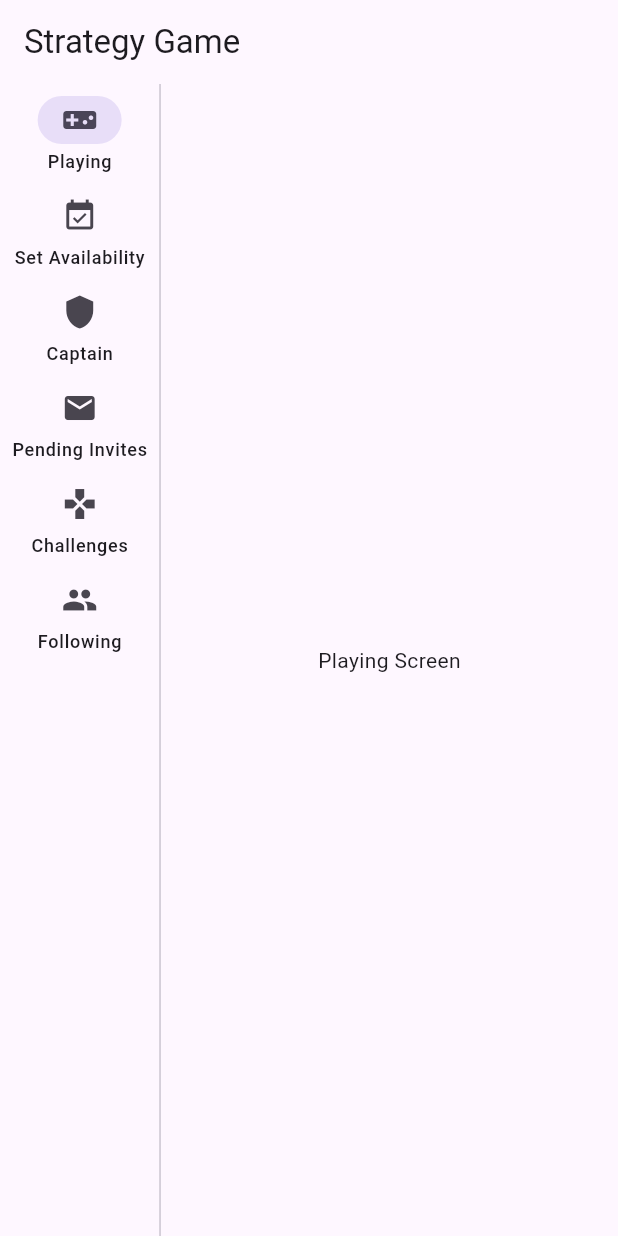
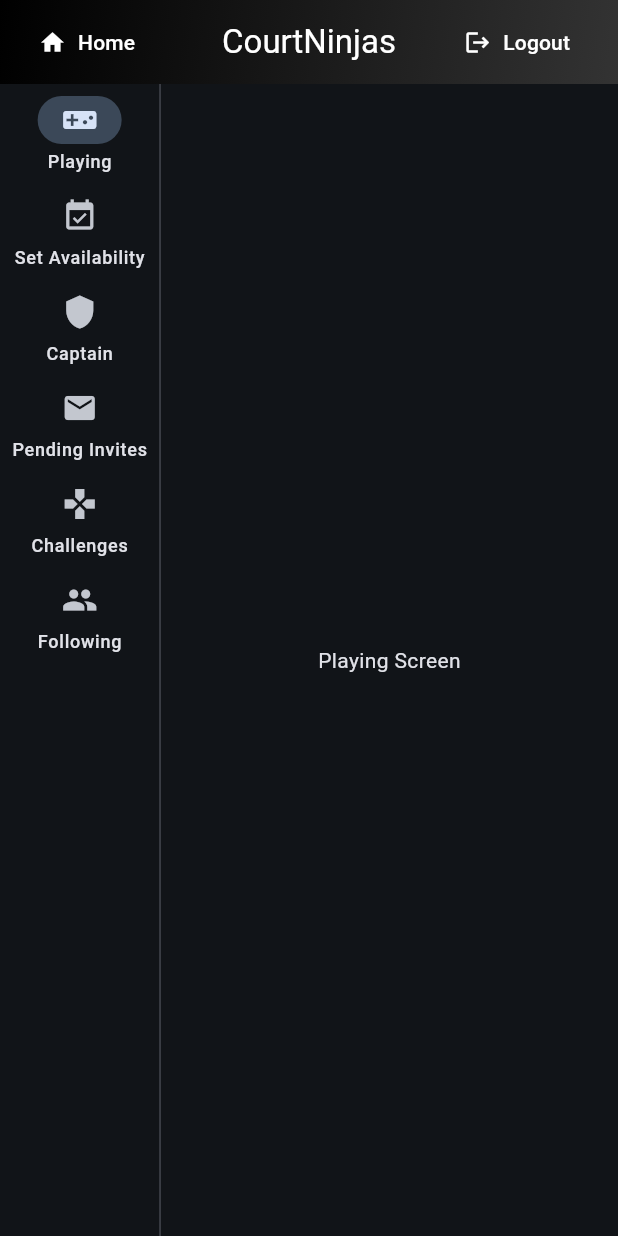
Before and after one commit to chwebagency/courtninjas, a Flutter app: the screen it shows after launch, after a tap on "Login", on a phone screen of 412 x 824 dp. Run offline on Flutter 3.47's test engine with Material 3 defaults, Android fonts, the phone set to English and light mode, and no system bars; our stand-ins replace go_router.

Commit message:
feat: Implement fade animations and update home button

```diff
--- a/lib/main.dart
+++ b/lib/main.dart
@@ -13,7 +13,16 @@ class MyApp extends StatelessWidget {
     return MaterialApp.router(
       routerConfig: router,
       title: 'Strategy Game',
-      theme: ThemeData(primarySwatch: Colors.blue),
+      theme: ThemeData(
+        primaryColor: const Color(0xFF000000),
+        colorScheme: ColorScheme.fromSeed(
+          seedColor: Colors.blue,
+          brightness: Brightness.dark,
+        ),
+        appBarTheme: const AppBarTheme(
+          foregroundColor: Colors.white,
+        ),
+      ),
     );
   }
 }
--- a/lib/router.dart
+++ b/lib/router.dart
@@ -16,40 +16,84 @@ final router = GoRouter(
   navigatorKey: _rootNavigatorKey,
   initialLocation: '/login',
   routes: [
-    GoRoute(path: '/login', builder: (context, state) => const LoginScreen()),
+    GoRoute(
+      path: '/login',
+      pageBuilder: (context, state) => CustomTransitionPage(
+        child: const LoginScreen(),
+        transitionsBuilder: (context, animation, secondaryAnimation, child) =>
+            FadeTransition(opacity: animation, child: child),
+      ),
+    ),
     ShellRoute(
       navigatorKey: _shellNavigatorKey,
-      builder: (context, state, child) {
-        return HomeScreen(child: child);
-      },
+      pageBuilder: (context, state, child) => CustomTransitionPage(
+        child: HomeScreen(child: child),
+        transitionsBuilder: (context, animation, secondaryAnimation, child) =>
+            FadeTransition(opacity: animation, child: child),
+      ),
       routes: [
         GoRoute(
           path: '/home',
-          builder: (context, state) => const PlayingScreen(),
+          pageBuilder: (context, state) => CustomTransitionPage(
+            child: const PlayingScreen(),
+            transitionsBuilder:
+                (context, animation, secondaryAnimation, child) =>
+                    FadeTransition(opacity: animation, child: child),
+          ),
         ),
         GoRoute(
           path: '/playing',
-          builder: (context, state) => const PlayingScreen(),
+          pageBuilder: (context, state) => CustomTransitionPage(
+            child: const PlayingScreen(),
+            transitionsBuilder:
+                (context, animation, secondaryAnimation, child) =>
+                    FadeTransition(opacity: animation, child: child),
+          ),
         ),
         GoRoute(
           path: '/set-availability',
-          builder: (context, state) => const SetAvailabilityScreen(),
+          pageBuilder: (context, state) => CustomTransitionPage(
+            child: const SetAvailabilityScreen(),
+            transitionsBuilder:
+                (context, animation, secondaryAnimation, child) =>
+                    FadeTransition(opacity: animation, child: child),
+          ),
         ),
         GoRoute(
           path: '/captain',
-          builder: (context, state) => const CaptainScreen(),
+          pageBuilder: (context, state) => CustomTransitionPage(
+            child: const CaptainScreen(),
+            transitionsBuilder:
+                (context, animation, secondaryAnimation, child) =>
+                    FadeTransition(opacity: animation, child: child),
+          ),
         ),
         GoRoute(
           path: '/pending-invites',
-          builder: (context, state) => const PendingInvitesScreen(),
+          pageBuilder: (context, state) => CustomTransitionPage(
+            child: const PendingInvitesScreen(),
+            transitionsBuilder:
+                (context, animation, secondaryAnimation, child) =>
+                    FadeTransition(opacity: animation, child: child),
+          ),
         ),
         GoRoute(
           path: '/challenges',
-          builder: (context, state) => const ChallengesScreen(),
+          pageBuilder: (context, state) => CustomTransitionPage(
+            child: const ChallengesScreen(),
+            transitionsBuilder:
+                (context, animation, secondaryAnimation, child) =>
+                    FadeTransition(opacity: animation, child: child),
+          ),
         ),
         GoRoute(
           path: '/following',
-          builder: (context, state) => const FollowingScreen(),
+          pageBuilder: (context, state) => CustomTransitionPage(
+            child: const FollowingScreen(),
+            transitionsBuilder:
+                (context, animation, secondaryAnimation, child) =>
+                    FadeTransition(opacity: animation, child: child),
+          ),
         ),
       ],
     ),
--- a/lib/screens/home_screen.dart
+++ b/lib/screens/home_screen.dart
@@ -24,7 +24,36 @@ class HomeScreen extends StatelessWidget {
     }
 
     return Scaffold(
-      appBar: AppBar(title: const Text('Strategy Game')),
+      appBar: AppBar(
+        leadingWidth: 120, // Adjust width to fit text
+        leading: TextButton.icon(
+          icon: const Icon(Icons.home, color: Colors.white),
+          label: const Text('Home', style: TextStyle(color: Colors.white)),
+          onPressed: () => context.go('/home'),
+        ),
+        title: const Text(
+          'CourtNinjas',
+          style: TextStyle(color: Colors.white),
+        ),
+        centerTitle: true,
+        flexibleSpace: Container(
+          decoration: const BoxDecoration(
+            gradient: LinearGradient(
+              colors: [Color(0xFF000000), Color(0xFF333333)],
+              begin: Alignment.topLeft,
+              end: Alignment.bottomRight,
+            ),
+          ),
+        ),
+        actions: [
+          TextButton.icon(
+            icon: const Icon(Icons.logout, color: Colors.white),
+            label: const Text('Logout', style: TextStyle(color: Colors.white)),
+            onPressed: () => context.go('/login'),
+          ),
+          const SizedBox(width: 16),
+        ],
+      ),
       body: Row(
         children: [
           NavigationRail(
```
Also changed, not shown: 1 other file.
